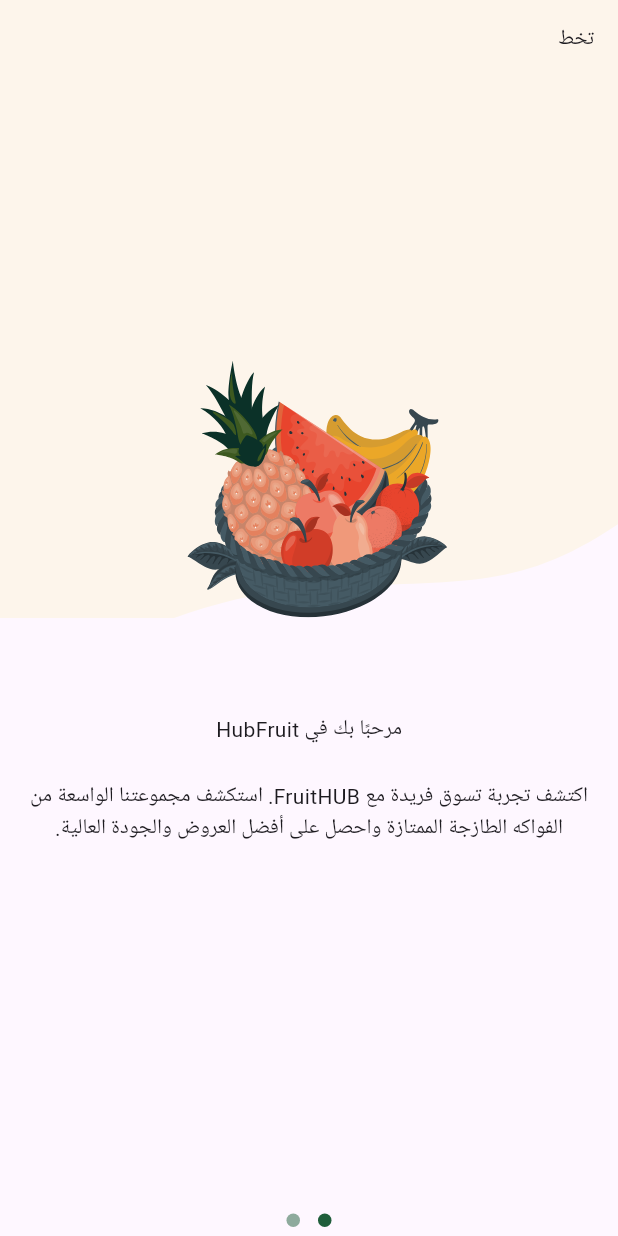
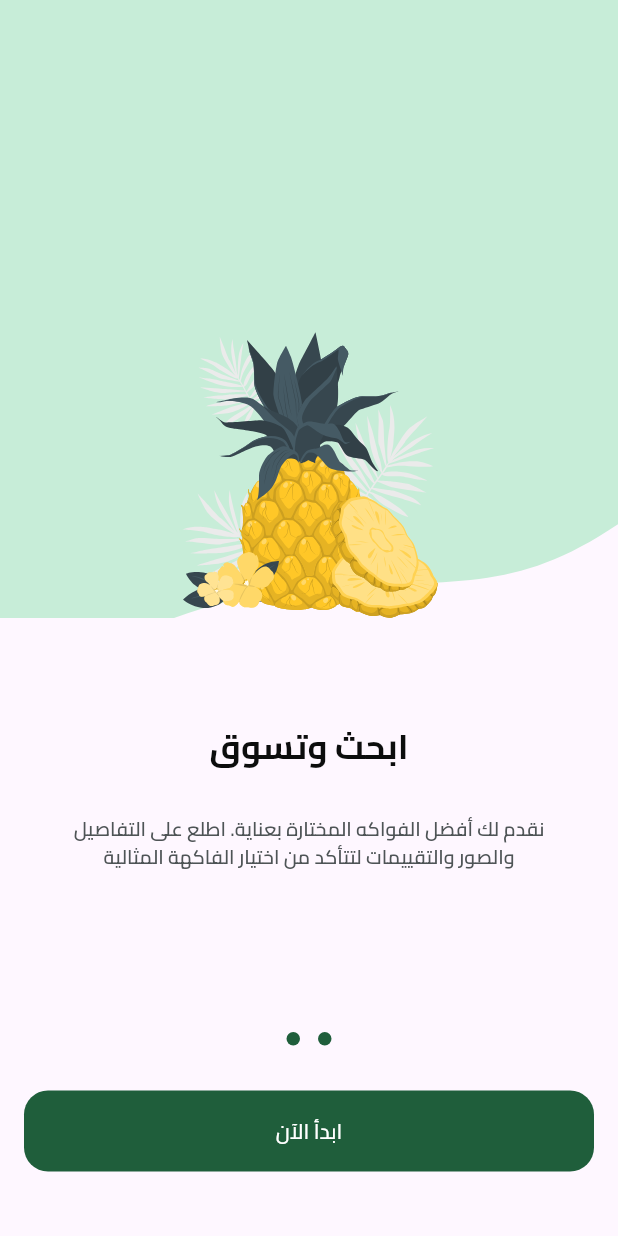
Before and after one commit to HishamElnemr/e-commerce-app, a Flutter app: the screen it shows after launch, swiped to page 2, on a phone screen of 412 x 824 dp. Run offline on Flutter 3.47's test engine with Material 3 defaults, Android fonts, the phone set to English and light mode, and no system bars; drawn by our look-alikes of dots_indicator; our stand-ins replace flutter_svg.

Commit message:
Add app color and text style definitions, and create a custom button widget
- Introduced AppColors class with primary and secondary color constants.
- Created TextStyles class with various text styles for different font weights and sizes.
- Implemented CustomButton widget with customizable text and onPressed functionality, styled with the primary color.

```diff
--- /dev/null
+++ b/lib/app_color.dart
@@ -0,0 +1,6 @@
+import 'dart:ui';
+
+abstract class AppColors {
+  static const Color kPrimaryColor = Color(0xFF1F5E3B);
+  static const Color kSecondaryColor = Color(0xFFF4A91F);
+}
--- a/lib/constants.dart
+++ b/lib/constants.dart
@@ -1,6 +1 @@
-import 'dart:ui';
-
-abstract class AppColors {
-  static const Color kPrimaryColor = Color(0xFF1F5E3B);
-
-}
+final kHorizontalPadding = 16.0;
--- /dev/null
+++ b/lib/core/utils/app_text_styles.dart
@@ -0,0 +1,72 @@
+import 'package:flutter/material.dart';
+
+abstract class TextStyles {
+  static const TextStyle bold13 = TextStyle(
+    fontWeight: FontWeight.bold,
+    fontSize: 13,
+  );
+  static const TextStyle bold23 = TextStyle(
+    fontWeight: FontWeight.bold,
+    fontSize: 23,
+  );
+
+  static const TextStyle semiBold13 = TextStyle(
+    fontWeight: FontWeight.w600,
+    fontSize: 13,
+  );
+
+  static const TextStyle regular13 = TextStyle(
+    fontWeight: FontWeight.normal,
+    fontSize: 13,
+  );
+
+  static const TextStyle bold16 = TextStyle(
+    fontWeight: FontWeight.bold,
+    fontSize: 16,
+  );
+
+  static const TextStyle bold19 = TextStyle(
+    fontWeight: FontWeight.bold,
+    fontSize: 19,
+  );
+
+  static const TextStyle semiBold16 = TextStyle(
+    fontWeight: FontWeight.w600,
+    fontSize: 16,
+  );
+
+  static const TextStyle bold28 = TextStyle(
+    fontWeight: FontWeight.bold,
+    fontSize: 28,
+  );
+
+  static const TextStyle regular22 = TextStyle(
+    fontWeight: FontWeight.normal,
+    fontSize: 22,
+  );
+
+  static const TextStyle semiBold11 = TextStyle(
+    fontWeight: FontWeight.w600,
+    fontSize: 11,
+  );
+
+  static const TextStyle medium15 = TextStyle(
+    fontWeight: FontWeight.w500,
+    fontSize: 15,
+  );
+
+  static const TextStyle regular26 = TextStyle(
+    fontWeight: FontWeight.normal,
+    fontSize: 26,
+  );
+
+  static const TextStyle regular16 = TextStyle(
+    fontWeight: FontWeight.normal,
+    fontSize: 16,
+  );
+
+  static const TextStyle regular11 = TextStyle(
+    fontWeight: FontWeight.normal,
+    fontSize: 11,
+  );
+}
--- /dev/null
+++ b/lib/core/widgets/custom_button.dart
@@ -0,0 +1,25 @@
+import 'package:e_commerce_app/app_color.dart';
+import 'package:flutter/material.dart';
+
+class CustomButton extends StatelessWidget {
+  const CustomButton({super.key, required this.onPressed, required this.text});
+  final void Function() onPressed;
+  final String text;
+  @override
+  Widget build(BuildContext context) {
+    return SizedBox(
+      width: double.infinity,
+      height: 54,
+      child: TextButton(
+        onPressed: onPressed,
+        style: TextButton.styleFrom(
+          backgroundColor: AppColors.kPrimaryColor,
+          shape: RoundedRectangleBorder(
+            borderRadius: BorderRadius.circular(16),
+          ),
+        ),
+        child: Text(text, style: TextStyle(color: Colors.white)),
+      ),
+    );
+  }
+}
--- a/lib/fearures/on_boarding/presentation/views/widgets/on_boarding_page_view.dart
+++ b/lib/fearures/on_boarding/presentation/views/widgets/on_boarding_page_view.dart
@@ -1,41 +1,61 @@
+import 'package:e_commerce_app/app_color.dart';
 import 'package:e_commerce_app/core/utils/app_images.dart';
+import 'package:e_commerce_app/core/utils/app_text_styles.dart';
 import 'package:e_commerce_app/fearures/on_boarding/presentation/views/widgets/page_view_item.dart';
 import 'package:flutter/material.dart';
 
 class OnBoardingPageView extends StatelessWidget {
-  const OnBoardingPageView({super.key});
-
+  const OnBoardingPageView({super.key, required this.pageController});
+  final PageController pageController;
   @override
   Widget build(BuildContext context) {
     return PageView(
+      controller: pageController,
+      physics: const BouncingScrollPhysics(),
       children: [
         PageViewItem(
           imagePath: Assets.assetsImagesFruitBasketAmico_1,
           backGround: Assets.assetsImagesOnBoardingFirstPageBg,
-          subTitle:
-              'اكتشف تجربة تسوق فريدة مع FruitHUB. استكشف مجموعتنا الواسعة من الفواكه الطازجة الممتازة واحصل على أفضل العروض والجودة العالية.',
           title: Row(
             mainAxisAlignment: MainAxisAlignment.center,
             children: [
-              const Text('مرحبًا بك في '),
-              const Text('Fruit'),
-              const Text('Hub'),
+              Text(' مرحبًا بك في ', style: TextStyles.bold23),
+              Text(
+                ' Hub',
+                style: TextStyles.bold23.copyWith(
+                  color: AppColors.kSecondaryColor,
+                ),
+              ),
+              Text(
+                'Fruit',
+                style: TextStyles.bold23.copyWith(
+                  color: AppColors.kPrimaryColor,
+                ),
+              ),
             ],
           ),
+          subTitle:
+              'اكتشف تجربة تسوق فريدة مع FruitHUB. استكشف مجموعتنا الواسعة من الفواكه الطازجة الممتازة واحصل على أفضل العروض والجودة العالية.',
+
+          isFirstPage: true,
         ),
         PageViewItem(
-          imagePath: Assets.assetsImagesFruitBasketAmico_1,
-          backGround: Assets.assetsImagesOnBoardingFirstPageBg,
+          imagePath: Assets.assetsImagesPineappleCuate_1,
+          backGround: Assets.assetsImagesOnBoardingSecPageBg,
           subTitle:
-              'اكتشف تجربة تسوق فريدة مع FruitHUB. استكشف مجموعتنا الواسعة من الفواكه الطازجة الممتازة واحصل على أفضل العروض والجودة العالية.',
-          title: Row(
-            mainAxisAlignment: MainAxisAlignment.center,
-            children: [
-              const Text('مرحبًا بك في '),
-              const Text('Fruit'),
-              const Text('Hub'),
-            ],
+              'نقدم لك أفضل الفواكه المختارة بعناية. اطلع على التفاصيل والصور والتقييمات لتتأكد من اختيار الفاكهة المثالية',
+          title: Text(
+            'ابحث وتسوق',
+            textAlign: TextAlign.center,
+            style: TextStyle(
+              color: Color(0xFF0C0D0D),
+              fontSize: 23,
+              fontFamily: 'Cairo',
+              fontWeight: FontWeight.w700,
+              height: 0,
+            ),
           ),
+          isFirstPage: false,
         ),
       ],
     );
--- a/lib/fearures/on_boarding/presentation/views/widgets/on_boarding_view_body.dart
+++ b/lib/fearures/on_boarding/presentation/views/widgets/on_boarding_view_body.dart
@@ -1,23 +1,64 @@
 import 'package:dots_indicator/dots_indicator.dart';
+import 'package:e_commerce_app/app_color.dart';
 import 'package:e_commerce_app/constants.dart';
+import 'package:e_commerce_app/core/widgets/custom_button.dart';
 import 'package:e_commerce_app/fearures/on_boarding/presentation/views/widgets/on_boarding_page_view.dart';
 import 'package:flutter/material.dart';
 
-class OnBoardingViewBody extends StatelessWidget {
+class OnBoardingViewBody extends StatefulWidget {
   const OnBoardingViewBody({super.key});
+
+  @override
+  State<OnBoardingViewBody> createState() => _OnBoardingViewBodyState();
+}
+
+class _OnBoardingViewBodyState extends State<OnBoardingViewBody> {
+  int currentPage = 0;
+  late PageController pageController;
+  @override
+  void initState() {
+    pageController = PageController(initialPage: currentPage);
+    pageController.addListener(() {
+      setState(() {
+        currentPage = pageController.page!.round();
+      });
+    });
+    super.initState();
+  }
+
+  @override
+  void dispose() {
+    pageController.dispose();
+    super.dispose();
+  }
 
   @override
   Widget build(BuildContext context) {
     return Column(
       children: [
-        Expanded(child: OnBoardingPageView()),
-        DotsIndicator(
+        Expanded(child: OnBoardingPageView(pageController: pageController)),
+               DotsIndicator(
           dotsCount: 2,
           decorator: DotsDecorator(
             activeColor: AppColors.kPrimaryColor,
-            color: AppColors.kPrimaryColor.withOpacity(0.5),
+            color:
+                currentPage == 1
+                    ? AppColors.kPrimaryColor
+                    : AppColors.kPrimaryColor.withOpacity(0.5),
           ),
         ),
+        const SizedBox(height: 24),
+        Visibility(
+          visible: currentPage == 0 ? false : true,
+          maintainAnimation: true,
+          maintainSize: true,
+          maintainState: true,
+          child: Padding(
+            padding: EdgeInsets.symmetric(horizontal: kHorizontalPadding),
+            child: CustomButton(onPressed: () {}, text: 'ابدأ الآن'),
+          ),
+        ),
+        const SizedBox(height: 43),
       ],
     );
   }
--- a/lib/fearures/on_boarding/presentation/views/widgets/page_view_item.dart
+++ b/lib/fearures/on_boarding/presentation/views/widgets/page_view_item.dart
@@ -1,3 +1,4 @@
+import 'package:e_commerce_app/core/utils/app_text_styles.dart';
 import 'package:flutter/material.dart';
 import 'package:flutter_svg/svg.dart';
 
@@ -8,10 +9,12 @@ class PageViewItem extends StatelessWidget {
     required this.backGround,
     required this.subTitle,
     required this.title,
+    required this.isFirstPage,
   });
 
   final String imagePath, backGround, subTitle;
   final Widget title;
+  final bool isFirstPage;
 
   @override
   Widget build(BuildContext context) {
@@ -35,11 +38,19 @@ class PageViewItem extends StatelessWidget {
                 right: 0,
                 child: SvgPicture.asset(imagePath, height: 200),
               ),
-              Positioned(
-                top: 0,
-                child: Padding(
-                  padding: const EdgeInsets.all(16),
-                  child: Text('تخط'),
+              Visibility(
+                visible: isFirstPage,
+                child: Positioned(
+                  top: 0,
+                  child: Padding(
+                    padding: const EdgeInsets.all(16),
+                    child: Text(
+                      'تخط',
+                      style: TextStyles.regular13.copyWith(
+                        color: const Color(0xFF949D9E),
+                      ),
+                    ),
+                  ),
                 ),
               ),
             ],
@@ -49,8 +60,14 @@ class PageViewItem extends StatelessWidget {
         title,
         SizedBox(height: 24),
         Padding(
-          padding: const EdgeInsets.symmetric(horizontal: 16),
-          child: Text(textAlign: TextAlign.center, subTitle),
+          padding: const EdgeInsets.symmetric(horizontal: 37),
+          child: Text(
+            textAlign: TextAlign.center,
+            subTitle,
+            style: TextStyles.semiBold13.copyWith(
+              color: const Color(0xFF4E5456),
+            ),
+          ),
         ),
       ],
     );
--- a/lib/main.dart
+++ b/lib/main.dart
@@ -14,6 +14,7 @@ class FruitHub extends StatelessWidget {
   @override
   Widget build(BuildContext context) {
     return MaterialApp(
+      theme: ThemeData(fontFamily: 'Cairo'),
       localizationsDelegates: [
         S.delegate,
         GlobalMaterialLocalizations.delegate,
```
Also changed, not shown: pubspec.yaml (+11 -3 lines), assets/fonts/Cairo-Black.ttf (added), assets/fonts/Cairo-Bold.ttf (added), assets/fonts/Cairo-ExtraBold.ttf (added), assets/fonts/Cairo-ExtraLight.ttf (added), assets/fonts/Cairo-Light.ttf (added), assets/fonts/Cairo-Medium.ttf (added), assets/fonts/Cairo-Regular.ttf (added), assets/fonts/Cairo-SemiBold.ttf (added).
